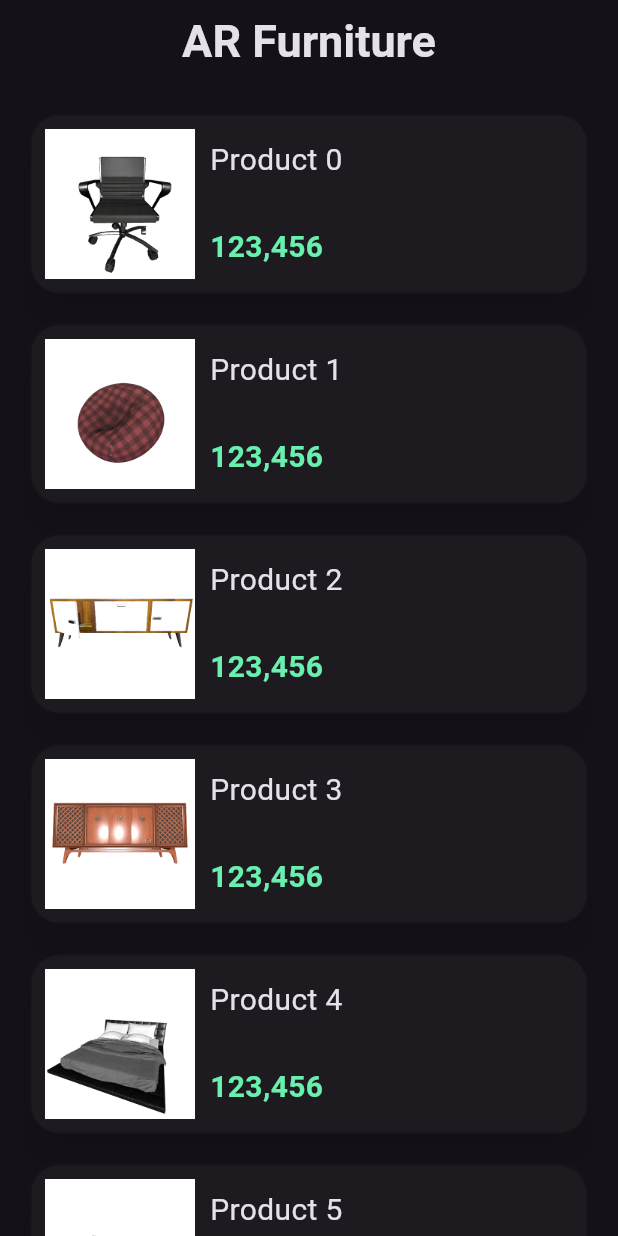
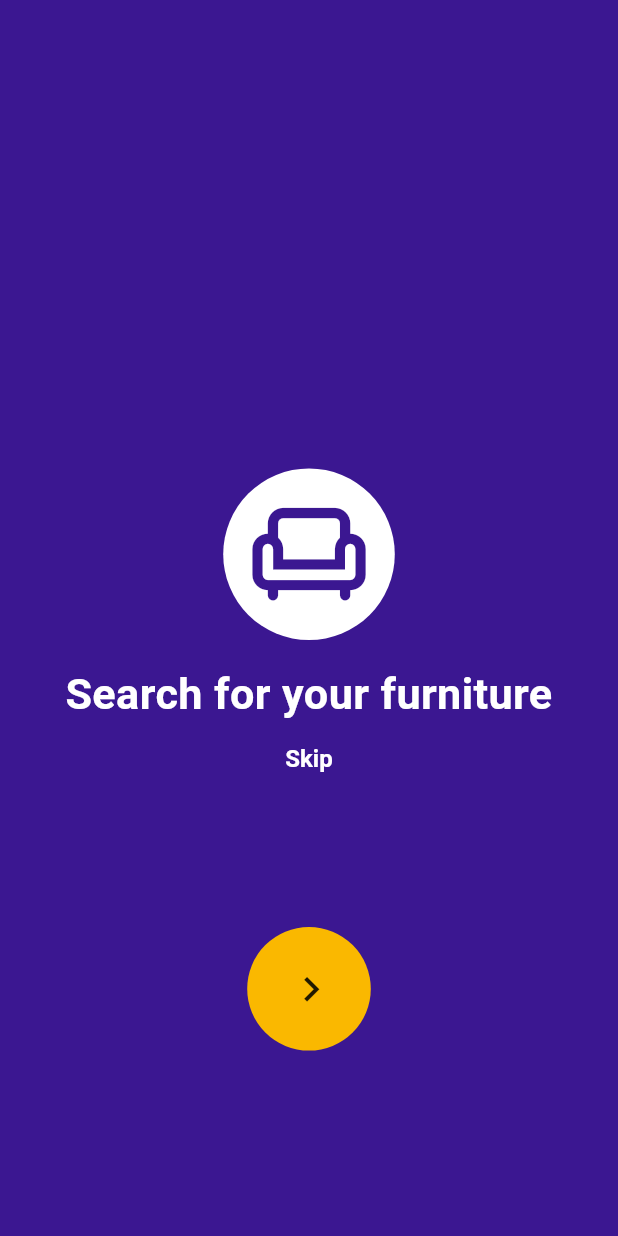
Before and after one commit to duybaohuynhtan/AR_Furniture, a Flutter app: the screen it shows after launch, on a phone screen of 412 x 824 dp. Run offline on Flutter 3.47's test engine with Material 3 defaults, Android fonts, the phone set to English and light mode, and no system bars; drawn by our look-alikes of concentric_transition; missing offline and left inert: babylonjs_viewer, model_viewer_plus.

Commit message:
UI-UX (beta, add Onboarding Page)

```diff
--- a/lib/main.dart
+++ b/lib/main.dart
@@ -1,19 +1,11 @@
+import 'package:ar_furniture_app/onboarding_page.dart';
 import 'package:ar_furniture_app/page.dart';
 import 'package:flutter/material.dart';
 
 void main() {
   WidgetsFlutterBinding.ensureInitialized();
-  runApp(MyApp());
+  runApp(const MaterialApp(
+    debugShowCheckedModeBanner: false,
+    home: ConcentricAnimationOnboarding(),
+  ));
 }
-
-class MyApp extends StatelessWidget {
-  @override
-  Widget build(BuildContext context) {
-    return MaterialApp(
-      title: 'AR Furniture App',
-      debugShowCheckedModeBanner: false,
-      theme: ThemeData(brightness: Brightness.dark),
-      home: const FirstPage(),
-    );
-  }
-}
--- /dev/null
+++ b/lib/onboarding_page.dart
@@ -0,0 +1,119 @@
+import 'package:ar_furniture_app/page.dart';
+import 'package:concentric_transition/concentric_transition.dart';
+import 'package:flutter/material.dart';
+
+final pages = [
+  const PageData(
+    icon: Icons.chair_outlined,
+    title: "Search for your furniture",
+    bgColor: Color(0xff3b1791),
+    textColor: Colors.white,
+  ),
+  const PageData(
+    icon: Icons.shopping_bag_outlined,
+    title: "Add it to cart",
+    bgColor: Color(0xfffab800),
+    textColor: Color(0xff3b1790),
+  ),
+  const PageData(
+    icon: Icons.view_in_ar_outlined,
+    title: "Try in your space",
+    bgColor: Color(0xffffffff),
+    textColor: Color(0xff3b1790),
+  ),
+];
+
+class ConcentricAnimationOnboarding extends StatelessWidget {
+  const ConcentricAnimationOnboarding({Key? key}) : super(key: key);
+
+  @override
+  Widget build(BuildContext context) {
+    final screenWidth = MediaQuery.of(context).size.width;
+    return Scaffold(
+      body: ConcentricPageView(
+        colors: pages.map((p) => p.bgColor).toList(),
+        radius: screenWidth * 0.1,
+        nextButtonBuilder: (context) => Padding(
+          padding: const EdgeInsets.only(left: 3), // visual center
+          child: Icon(
+            Icons.navigate_next,
+            size: screenWidth * 0.08,
+          ),
+        ),
+        // itemCount: pages.length,
+        // opacityFactor: 2.0,
+        scaleFactor: 2,
+        // verticalPosition: 0.7,
+        // direction: Axis.vertical,
+        // itemCount: pages.length,
+        // physics: NeverScrollableScrollPhysics(),
+        itemBuilder: (index) {
+          final page = pages[index % pages.length];
+          return SafeArea(
+            child: _Page(page: page),
+          );
+        },
+      ),
+    );
+  }
+}
+
+class PageData {
+  final String? title;
+  final IconData? icon;
+  final Color bgColor;
+  final Color textColor;
+
+  const PageData({
+    this.title,
+    this.icon,
+    this.bgColor = Colors.white,
+    this.textColor = Colors.black,
+  });
+}
+
+class _Page extends StatelessWidget {
+  final PageData page;
+
+  const _Page({Key? key, required this.page}) : super(key: key);
+
+  @override
+  Widget build(BuildContext context) {
+    final screenHeight = MediaQuery.of(context).size.height;
+    return Column(
+      mainAxisAlignment: MainAxisAlignment.center,
+      children: [
+        Container(
+          padding: const EdgeInsets.all(16.0),
+          margin: const EdgeInsets.all(16.0),
+          decoration:
+              BoxDecoration(shape: BoxShape.circle, color: page.textColor),
+          child: Icon(
+            page.icon,
+            size: screenHeight * 0.1,
+            color: page.bgColor,
+          ),
+        ),
+        Text(
+          page.title ?? "",
+          style: TextStyle(
+              color: page.textColor,
+              fontSize: screenHeight * 0.035,
+              fontWeight: FontWeight.bold),
+          textAlign: TextAlign.center,
+        ),
+        TextButton(
+            style: TextButton.styleFrom(
+                visualDensity: VisualDensity.comfortable,
+                foregroundColor: Colors.white,
+                textStyle:
+                    const TextStyle(fontSize: 16, fontWeight: FontWeight.bold)),
+            onPressed: () {
+              Navigator.of(context).push(
+                  MaterialPageRoute(builder: (context) => const FirstPage()));
+            },
+            child: const Text("Skip"))
+      ],
+    );
+  }
+}
--- a/lib/page.dart
+++ b/lib/page.dart
@@ -7,7 +7,11 @@ class FirstPage extends StatelessWidget {
 
   @override
   Widget build(BuildContext context) {
-    return Scaffold(
+    return MaterialApp(
+      title: 'AR Furniture App',
+      debugShowCheckedModeBanner: false,
+      theme: ThemeData(brightness: Brightness.dark),
+      home: Scaffold(
         appBar: AppBar(
             title: const Center(
           child: Text(
@@ -31,7 +35,8 @@ class FirstPage extends StatelessWidget {
                       return InkWell(
                         onTap: () {
                           Navigator.of(context).push(MaterialPageRoute(
-                            builder: (context) => SecondPage(heroTag: index)));
+                              builder: (context) =>
+                                  SecondPage(heroTag: index)));
                         },
                         child: Card(
                           elevation: 10,
@@ -86,6 +91,7 @@ class FirstPage extends StatelessWidget {
                 ),
               ]),
         ),
+      ),
     );
   }
 }
@@ -114,33 +120,14 @@ class SecondPage extends StatelessWidget {
               cameraControls: true,
             ),
           ),
+          const SizedBox(
+            height: 100,
+          ),
           Container(
-            margin: const EdgeInsets.only(bottom: 400),
+            margin: const EdgeInsets.only(bottom: 300),
             child: Row(
               mainAxisAlignment: MainAxisAlignment.spaceEvenly,
               children: [
-                ElevatedButton.icon(
-                    onPressed: () {
-                      print('Virtual Try-On!');
-                    },
-                    style: ElevatedButton.styleFrom(
-                      foregroundColor: Colors.white,
-                      backgroundColor: Colors.blueAccent,
-                      padding: const EdgeInsets.all(10),
-                      shape: RoundedRectangleBorder(
-                          borderRadius: BorderRadius.circular(40)),
-                      elevation: 10,
-                      shadowColor: Colors.black.withOpacity(1),
-                    ),
-                    icon: const Icon(
-                      Icons.view_in_ar,
-                      size: 30,
-                    ),
-                    label: const Text(
-                      'Virtual Try-On!',
-                      style:
-                          TextStyle(fontSize: 20, fontWeight: FontWeight.bold),
-                    )),
                 ElevatedButton.icon(
                     onPressed: () {
                       print('Add to Cart!');
@@ -155,11 +142,33 @@ class SecondPage extends StatelessWidget {
                       shadowColor: Colors.black.withOpacity(1),
                     ),
                     icon: const Icon(
-                      Icons.add_shopping_cart,
+                      Icons.shopping_cart_outlined,
                       size: 30,
                     ),
                     label: const Text(
-                      'Add to Cart',
+                      'Add to Cart!',
+                      style:
+                          TextStyle(fontSize: 20, fontWeight: FontWeight.bold),
+                    )),
+                ElevatedButton.icon(
+                    onPressed: () {
+                      print('Buy now!');
+                    },
+                    style: ElevatedButton.styleFrom(
+                      foregroundColor: Colors.white,
+                      backgroundColor: Colors.blueAccent,
+                      padding: const EdgeInsets.all(10),
+                      shape: RoundedRectangleBorder(
+                          borderRadius: BorderRadius.circular(40)),
+                      elevation: 10,
+                      shadowColor: Colors.black.withOpacity(1),
+                    ),
+                    icon: const Icon(
+                      Icons.shopping_cart_checkout_outlined,
+                      size: 30,
+                    ),
+                    label: const Text(
+                      'Buy now!',
                       style:
                           TextStyle(fontSize: 20, fontWeight: FontWeight.bold),
                     )),
--- a/pubspec.yaml
+++ b/pubspec.yaml
@@ -11,6 +11,7 @@ dependencies:
   flutter:
     sdk: flutter
   model_viewer_plus: ^1.7.0
+  concentric_transition: ^1.0.3
 
 dev_dependencies:
   flutter_test:
```
Also changed, not shown: pubspec.lock. Lines whose indentation alone changed are shown as unchanged.
